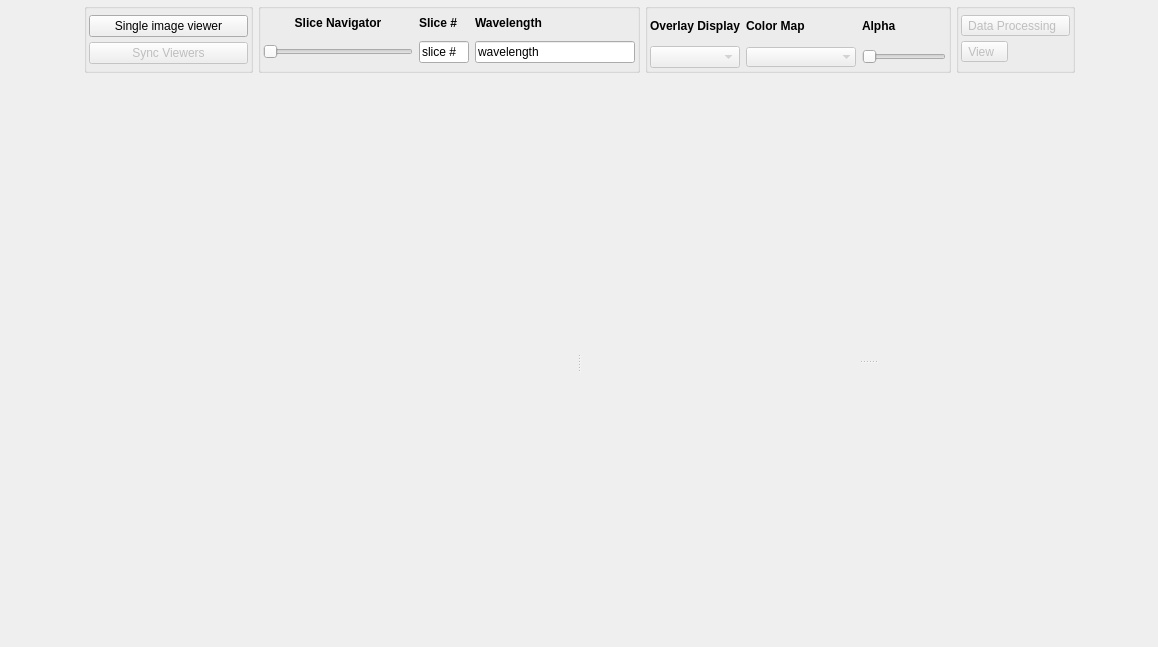
Above: cubeviz/layout.ui from spacetelescope/cubeviz before the change. Below: the same form after it.
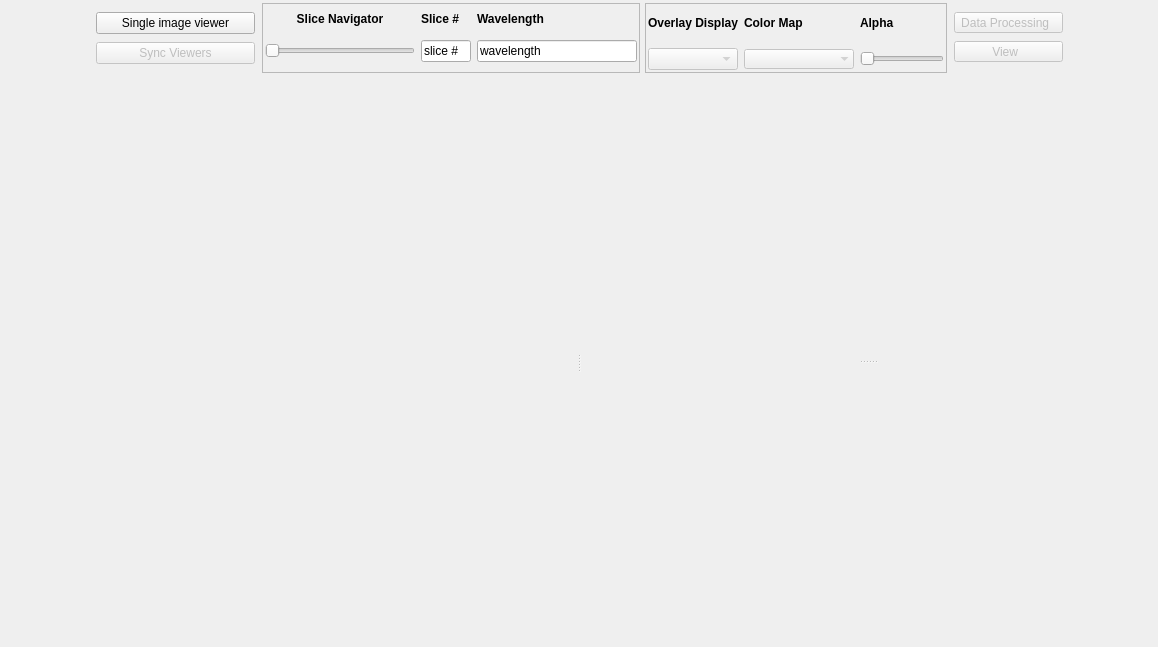
That is the form after the change. Custom widgets are drawn as their Qt base class.

```diff
--- a/cubeviz/layout.ui
+++ b/cubeviz/layout.ui
@@ -47,140 +47,111 @@
       <property name="verticalSpacing">
        <number>0</number>
       </property>
-      <item row="2" column="6" alignment="Qt::AlignLeft">
-       <widget class="QGroupBox" name="groupBox">
-        <property name="title">
-         <string/>
+      <item row="2" column="8">
+       <spacer name="horizontalSpacer">
+        <property name="orientation">
+         <enum>Qt::Horizontal</enum>
         </property>
-        <layout class="QGridLayout" name="gridLayout">
-         <property name="margin">
-          <number>2</number>
-         </property>
+        <property name="sizeHint" stdset="0">
+         <size>
+          <width>40</width>
+          <height>20</height>
+         </size>
+        </property>
+       </spacer>
+      </item>
+      <item row="2" column="0">
+       <spacer name="horizontalSpacer_2">
+        <property name="orientation">
+         <enum>Qt::Horizontal</enum>
+        </property>
+        <property name="sizeHint" stdset="0">
+         <size>
+          <width>40</width>
+          <height>20</height>
+         </size>
+        </property>
+       </spacer>
+      </item>
+      <item row="2" column="1">
+       <widget class="QFrame" name="frame_2">
+        <property name="frameShape">
+         <enum>QFrame::NoFrame</enum>
+        </property>
+        <layout class="QVBoxLayout" name="verticalLayout_2">
          <property name="spacing">
-          <number>-1</number>
+          <number>1</number>
          </property>
-         <item row="0" column="3">
-          <widget class="QLabel" name="label_7">
-           <property name="font">
-            <font>
-             <weight>75</weight>
-             <bold>true</bold>
-            </font>
-           </property>
-           <property name="frameShape">
-            <enum>QFrame::NoFrame</enum>
-           </property>
-           <property name="text">
-            <string>Color Map</string>
-           </property>
-          </widget>
-         </item>
-         <item row="1" column="5">
-          <widget class="QSlider" name="alpha_slider">
-           <property name="enabled">
-            <bool>false</bool>
-           </property>
+         <property name="leftMargin">
+          <number>2</number>
+         </property>
+         <property name="topMargin">
+          <number>2</number>
+         </property>
+         <property name="rightMargin">
+          <number>2</number>
+         </property>
+         <property name="bottomMargin">
+          <number>2</number>
+         </property>
+         <item>
+          <widget class="QPushButton" name="button_toggle_image_mode">
            <property name="minimumSize">
             <size>
-             <width>0</width>
+             <width>159</width>
              <height>0</height>
             </size>
            </property>
-           <property name="maximumSize">
-            <size>
-             <width>150</width>
-             <height>16777215</height>
-            </size>
-           </property>
-           <property name="minimum">
-            <number>0</number>
-           </property>
-           <property name="maximum">
-            <number>100</number>
-           </property>
-           <property name="orientation">
-            <enum>Qt::Horizontal</enum>
-           </property>
-          </widget>
-         </item>
-         <item row="0" column="5">
-          <widget class="QLabel" name="label">
-           <property name="font">
-            <font>
-             <weight>75</weight>
-             <bold>true</bold>
-            </font>
-           </property>
            <property name="text">
-            <string>Alpha</string>
+            <string>Single image viewer</string>
            </property>
           </widget>
          </item>
-         <item row="1" column="3">
-          <widget class="QColormapCombo" name="overlay_colormap_combo">
+         <item>
+          <widget class="QPushButton" name="sync_button">
            <property name="enabled">
             <bool>false</bool>
            </property>
-           <property name="minimumSize">
-            <size>
-             <width>110</width>
-             <height>0</height>
-            </size>
+           <property name="text">
+            <string>Sync Viewers</string>
            </property>
-           <property name="maximumSize">
-            <size>
-             <width>110</width>
-             <height>16777215</height>
-            </size>
-           </property>
-           <property name="sizeAdjustPolicy">
-            <enum>QComboBox::AdjustToMinimumContentsLength</enum>
-           </property>
-           <property name="frame">
+           <property name="checkable">
             <bool>false</bool>
            </property>
-          </widget>
-         </item>
-         <item row="1" column="1">
-          <widget class="QComboBox" name="overlay_image_combo">
-           <property name="enabled">
+           <property name="checked">
             <bool>false</bool>
            </property>
           </widget>
          </item>
-         <item row="0" column="1">
-          <widget class="QLabel" name="label_8">
-           <property name="font">
-            <font>
-             <weight>75</weight>
-             <bold>true</bold>
-            </font>
-           </property>
-           <property name="text">
-            <string>Overlay Display</string>
-           </property>
-          </widget>
-         </item>
         </layout>
        </widget>
       </item>
-      <item row="2" column="2" alignment="Qt::AlignLeft">
-       <widget class="QGroupBox" name="groupBox_2">
+      <item row="2" column="2">
+       <widget class="QFrame" name="frame_2">
         <property name="font">
          <font>
           <weight>50</weight>
           <bold>false</bold>
          </font>
         </property>
-        <property name="title">
-         <string/>
+        <property name="frameShape">
+         <enum>QFrame::StyledPanel</enum>
         </property>
         <layout class="QGridLayout" name="gridLayout_2">
-         <property name="margin">
+         <property name="leftMargin">
           <number>2</number>
          </property>
-         <property name="verticalSpacing">
-          <number>-1</number>
+         <property name="topMargin">
+          <number>0</number>
+         </property>
+         <property name="rightMargin">
+          <number>2</number>
+         </property>
+         <property name="bottomMargin">
+          <number>2</number>
+         </property>
+         <property name="spacing">
+          <number>6</number>
          </property>
          <item row="2" column="1">
           <widget class="QSlider" name="slice_slider">
@@ -312,10 +283,139 @@
         </layout>
        </widget>
       </item>
+      <item row="2" column="6">
+       <widget class="QFrame" name="frame">
+        <property name="frameShape">
+         <enum>QFrame::StyledPanel</enum>
+        </property>
+        <property name="lineWidth">
+         <number>1</number>
+        </property>
+        <layout class="QGridLayout" name="gridLayout">
+         <property name="leftMargin">
+          <number>2</number>
+         </property>
+         <property name="topMargin">
+          <number>0</number>
+         </property>
+         <property name="rightMargin">
+          <number>2</number>
+         </property>
+         <property name="bottomMargin">
+          <number>2</number>
+         </property>
+         <property name="spacing">
+          <number>6</number>
+         </property>
+         <item row="0" column="3">
+          <widget class="QLabel" name="label_7">
+           <property name="font">
+            <font>
+             <weight>75</weight>
+             <bold>true</bold>
+            </font>
+           </property>
+           <property name="frameShape">
+            <enum>QFrame::NoFrame</enum>
+           </property>
+           <property name="text">
+            <string>Color Map</string>
+           </property>
+          </widget>
+         </item>
+         <item row="1" column="5">
+          <widget class="QSlider" name="alpha_slider">
+           <property name="enabled">
+            <bool>false</bool>
+           </property>
+           <property name="minimumSize">
+            <size>
+             <width>0</width>
+             <height>0</height>
+            </size>
+           </property>
+           <property name="maximumSize">
+            <size>
+             <width>150</width>
+             <height>16777215</height>
+            </size>
+           </property>
+           <property name="minimum">
+            <number>0</number>
+           </property>
+           <property name="maximum">
+            <number>100</number>
+           </property>
+           <property name="orientation">
+            <enum>Qt::Horizontal</enum>
+           </property>
+          </widget>
+         </item>
+         <item row="0" column="5">
+          <widget class="QLabel" name="label">
+           <property name="font">
+            <font>
+             <weight>75</weight>
+             <bold>true</bold>
+            </font>
+           </property>
+           <property name="text">
+            <string>Alpha</string>
+           </property>
+          </widget>
+         </item>
+         <item row="1" column="3">
+          <widget class="QColormapCombo" name="overlay_colormap_combo">
+           <property name="enabled">
+            <bool>false</bool>
+           </property>
+           <property name="minimumSize">
+            <size>
+             <width>110</width>
+             <height>0</height>
+            </size>
+           </property>
+           <property name="maximumSize">
+            <size>
+             <width>110</width>
+             <height>16777215</height>
+            </size>
+           </property>
+           <property name="sizeAdjustPolicy">
+            <enum>QComboBox::AdjustToMinimumContentsLength</enum>
+           </property>
+           <property name="frame">
+            <bool>false</bool>
+           </property>
+          </widget>
+         </item>
+         <item row="1" column="1">
+          <widget class="QComboBox" name="overlay_image_combo">
+           <property name="enabled">
+            <bool>false</bool>
+           </property>
+          </widget>
+         </item>
+         <item row="0" column="1">
+          <widget class="QLabel" name="label_8">
+           <property name="font">
+            <font>
+             <weight>75</weight>
+             <bold>true</bold>
+            </font>
+           </property>
+           <property name="text">
+            <string>Overlay Display</string>
+           </property>
+          </widget>
+         </item>
+        </layout>
+       </widget>
+      </item>
       <item row="2" column="7">
-       <widget class="QGroupBox" name="groupBox_3">
-        <property name="title">
-         <string/>
+       <widget class="QFrame" name="frame_3">
+        <property name="frameShape">
+         <enum>QFrame::NoFrame</enum>
         </property>
         <layout class="QVBoxLayout" name="verticalLayout">
          <property name="spacing">
@@ -354,6 +454,12 @@
            <property name="enabled">
             <bool>false</bool>
            </property>
+           <property name="sizePolicy">
+            <sizepolicy hsizetype="Preferred" vsizetype="Fixed">
+             <horstretch>0</horstretch>
+             <verstretch>0</verstretch>
+            </sizepolicy>
+           </property>
            <property name="minimumSize">
             <size>
              <width>0</width>
@@ -380,73 +486,6 @@
         </layout>
        </widget>
       </item>
-      <item row="2" column="8">
-       <spacer name="horizontalSpacer">
-        <property name="orientation">
-         <enum>Qt::Horizontal</enum>
-        </property>
-        <property name="sizeHint" stdset="0">
-         <size>
-          <width>40</width>
-          <height>20</height>
-         </size>
-        </property>
-       </spacer>
-      </item>
-      <item row="2" column="1">
-       <widget class="QGroupBox" name="groupBox_2">
-        <layout class="QVBoxLayout" name="verticalLayout_2">
-         <property name="spacing">
-          <number>1</number>
-         </property>
-         <property name="margin">
-          <number>2</number>
-         </property>
-         <item>
-          <widget class="QPushButton" name="button_toggle_image_mode">
-           <property name="minimumSize">
-            <size>
-             <width>159</width>
-             <height>0</height>
-            </size>
-           </property>
-           <property name="text">
-            <string>Single image viewer</string>
-           </property>
-          </widget>
-         </item>
-         <item>
-          <widget class="QPushButton" name="sync_button">
-           <property name="enabled">
-            <bool>false</bool>
-           </property>
-           <property name="text">
-            <string>Sync Viewers</string>
-           </property>
-           <property name="checkable">
-            <bool>false</bool>
-           </property>
-           <property name="checked">
-            <bool>false</bool>
-           </property>
-          </widget>
-         </item>
-        </layout>
-       </widget>
-      </item>
-      <item row="2" column="0">
-       <spacer name="horizontalSpacer_2">
-        <property name="orientation">
-         <enum>Qt::Horizontal</enum>
-        </property>
-        <property name="sizeHint" stdset="0">
-         <size>
-          <width>40</width>
-          <height>20</height>
-         </size>
-        </property>
-       </spacer>
-      </item>
      </layout>
     </widget>
    </item>
```
Left out of the diff: 11 changed lines with no effect on the pictures.
